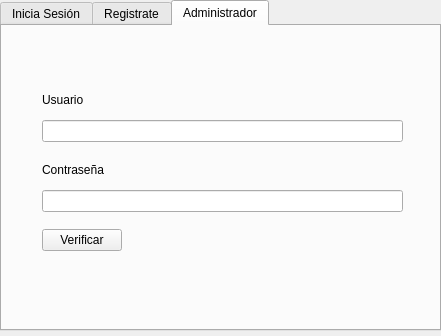
This is login.ui in pabloflores465/Proyecto-Informatica-3 as Qt 5 draws it before an edit. The edited form follows.
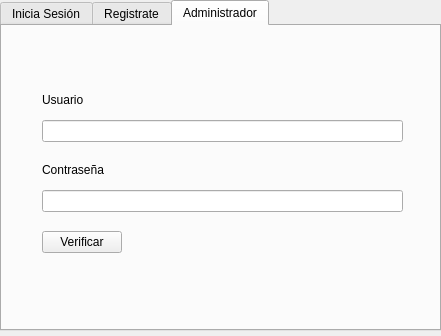
This is the edited form.

```diff
--- a/login.ui
+++ b/login.ui
@@ -453,7 +453,7 @@
        <x>40</x>
        <y>200</y>
        <width>361</width>
-       <height>28</height>
+       <height>32</height>
       </rect>
      </property>
      <layout class="QHBoxLayout" name="horizontalLayout_19">
```
Left out of the diff: 4 changed lines with no effect on the pictures.
